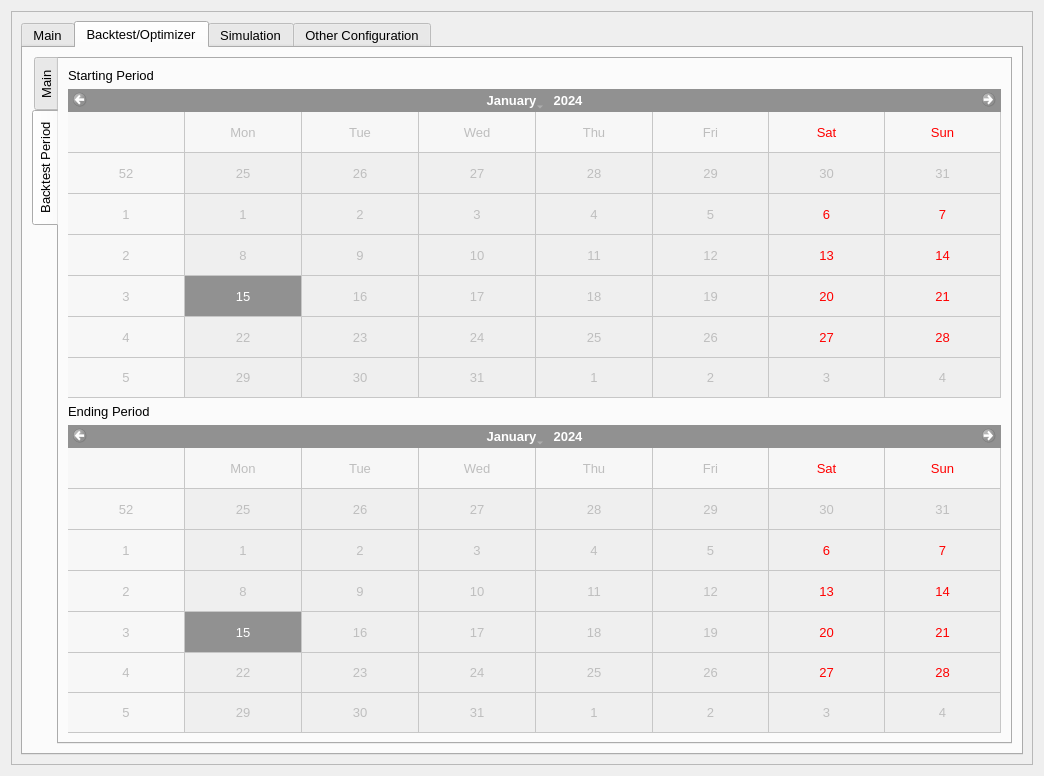
This is UI/configuration.ui in ZENALC/algobot as Qt 5 draws it before an edit. The edited form follows.
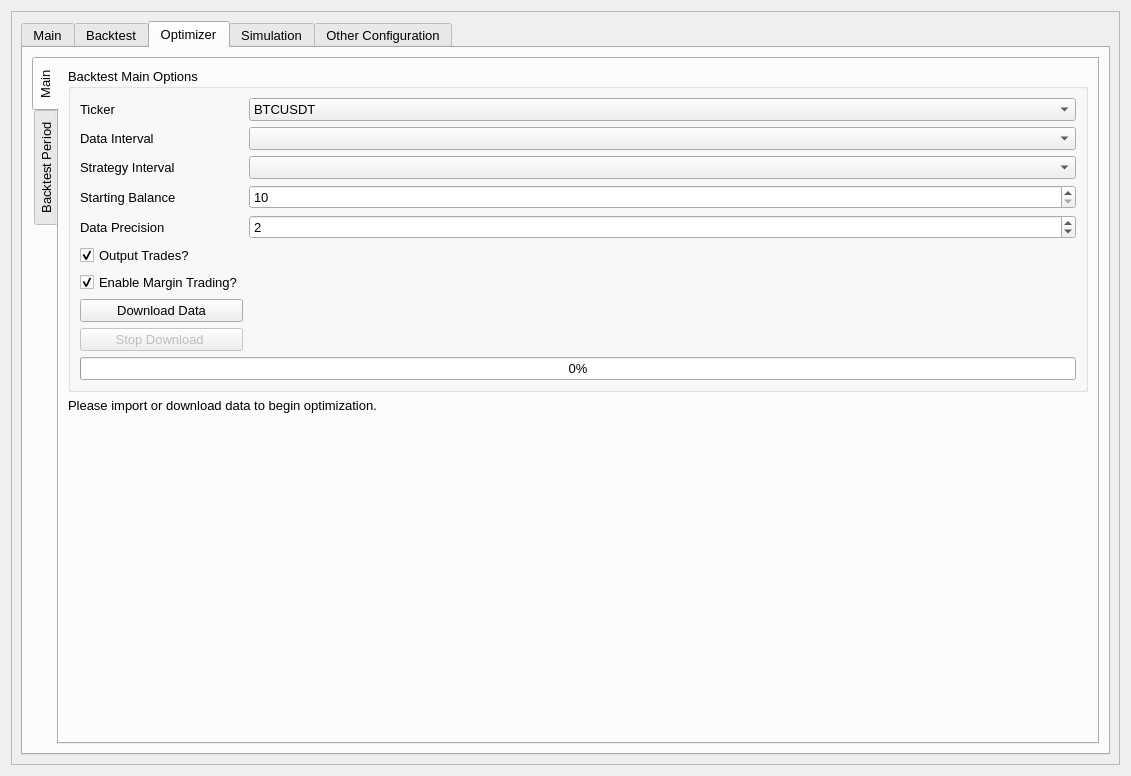
This is the edited form. The open tabs and pages were chosen to show the change.

Commit message: made an entire new tab for optimizer

```diff
--- a/UI/configuration.ui
+++ b/UI/configuration.ui
@@ -6,7 +6,7 @@
    <rect>
     <x>0</x>
     <y>0</y>
-    <width>1044</width>
+    <width>1131</width>
     <height>776</height>
    </rect>
   </property>
@@ -36,7 +36,7 @@
        <rect>
         <x>0</x>
         <y>0</y>
-        <width>1024</width>
+        <width>1111</width>
         <height>756</height>
        </rect>
       </property>
@@ -61,7 +61,7 @@
           </font>
          </property>
          <property name="currentIndex">
-          <number>1</number>
+          <number>2</number>
          </property>
          <property name="movable">
           <bool>false</bool>
@@ -559,7 +559,7 @@
          </widget>
          <widget class="QWidget" name="backtestTab">
           <attribute name="title">
-           <string>Backtest/Optimizer</string>
+           <string>Backtest</string>
           </attribute>
           <layout class="QGridLayout" name="gridLayout_21">
            <item row="0" column="0">
@@ -990,6 +990,350 @@
            </item>
           </layout>
          </widget>
+         <widget class="QWidget" name="optimizerTab">
+          <attribute name="title">
+           <string>Optimizer</string>
+          </attribute>
+          <layout class="QGridLayout" name="gridLayout_3">
+           <item row="0" column="0">
+            <widget class="QTabWidget" name="optimizerConfigurationTabWidget">
+             <property name="font">
+              <font>
+               <pointsize>10</pointsize>
+              </font>
+             </property>
+             <property name="tabPosition">
+              <enum>QTabWidget::West</enum>
+             </property>
+             <property name="tabShape">
+              <enum>QTabWidget::Rounded</enum>
+             </property>
+             <property name="currentIndex">
+              <number>0</number>
+             </property>
+             <property name="movable">
+              <bool>true</bool>
+             </property>
+             <widget class="QWidget" name="optimizerMainTab">
+              <attribute name="title">
+               <string>Main</string>
+              </attribute>
+              <layout class="QGridLayout" name="gridLayout_17">
+               <item row="0" column="0">
+                <widget class="QGroupBox" name="optimizerMainOptionsGroupBox">
+                 <property name="sizePolicy">
+                  <sizepolicy hsizetype="Preferred" vsizetype="Maximum">
+                   <horstretch>0</horstretch>
+                   <verstretch>0</verstretch>
+                  </sizepolicy>
+                 </property>
+                 <property name="title">
+                  <string>Backtest Main Options</string>
+                 </property>
+                 <layout class="QGridLayout" name="gridLayout_9">
+                  <item row="1" column="0">
+                   <widget class="QLabel" name="optimizerTickerLabel">
+                    <property name="sizePolicy">
+                     <sizepolicy hsizetype="Fixed" vsizetype="Preferred">
+                      <horstretch>0</horstretch>
+                      <verstretch>0</verstretch>
+                     </sizepolicy>
+                    </property>
+                    <property name="font">
+                     <font>
+                      <pointsize>10</pointsize>
+                     </font>
+                    </property>
+                    <property name="text">
+                     <string>Ticker</string>
+                    </property>
+                   </widget>
+                  </item>
+                  <item row="1" column="1" colspan="2">
+                   <widget class="QComboBox" name="optimizerTickerComboBox">
+                    <property name="sizePolicy">
+                     <sizepolicy hsizetype="Preferred" vsizetype="Fixed">
+                      <horstretch>0</horstretch>
+                      <verstretch>0</verstretch>
+                     </sizepolicy>
+                    </property>
+                    <property name="font">
+                     <font>
+                      <pointsize>10</pointsize>
+                     </font>
+                    </property>
+                    <item>
+                     <property name="text">
+                      <string>BTCUSDT</string>
+                     </property>
+                    </item>
+                   </widget>
+                  </item>
+                  <item row="3" column="0">
+                   <widget class="QLabel" name="optimizerStrategyIntervalLabel">
+                    <property name="text">
+                     <string>Strategy Interval</string>
+                    </property>
+                   </widget>
+                  </item>
+                  <item row="4" column="1" colspan="2">
+                   <widget class="QSpinBox" name="optimizerStartingBalanceSpinBox">
+                    <property name="minimum">
+                     <number>10</number>
+                    </property>
+                    <property name="maximum">
+                     <number>1000000</number>
+                    </property>
+                   </widget>
+                  </item>
+                  <item row="2" column="1" colspan="2">
+                   <widget class="QComboBox" name="optimizerIntervalComboBox">
+                    <property name="font">
+                     <font>
+                      <pointsize>10</pointsize>
+                     </font>
+                    </property>
+                    <property name="currentText">
+                     <string/>
+                    </property>
+                   </widget>
+                  </item>
+                  <item row="2" column="0">
+                   <widget class="QLabel" name="optimizerDateIntervalLabel">
+                    <property name="sizePolicy">
+                     <sizepolicy hsizetype="Fixed" vsizetype="Preferred">
+                      <horstretch>0</horstretch>
+                      <verstretch>0</verstretch>
+                     </sizepolicy>
+                    </property>
+                    <property name="font">
+                     <font>
+                      <pointsize>10</pointsize>
+                     </font>
+                    </property>
+                    <property name="text">
+                     <string>Data Interval</string>
+                    </property>
+                   </widget>
+                  </item>
+                  <item row="4" column="0">
+                   <widget class="QLabel" name="optimizerStartingBalance">
+                    <property name="text">
+                     <string>Starting Balance</string>
+                    </property>
+                   </widget>
+                  </item>
+                  <item row="5" column="0">
+                   <widget class="QLabel" name="optimizerPrecisionLabel">
+                    <property name="text">
+                     <string>Data Precision</string>
+                    </property>
+                   </widget>
+                  </item>
+                  <item row="5" column="1" colspan="2">
+                   <widget class="QSpinBox" name="optimizerPrecisionSpinBox">
+                    <property name="minimum">
+                     <number>1</number>
+                    </property>
+                    <property name="maximum">
+                     <number>20</number>
+                    </property>
+                    <property name="value">
+                     <number>2</number>
+                    </property>
+                   </widget>
+                  </item>
+                  <item row="6" column="0">
+                   <widget class="QCheckBox" name="optimizerOutputTradesCheckBox">
+                    <property name="toolTip">
+                     <string>If a backtest has a lot of trades, it can take a while to open the file. If you're just interested in the results and not the trades, untick this.</string>
+                    </property>
+                    <property name="text">
+                     <string>Output Trades?</string>
+                    </property>
+                    <property name="checked">
+                     <bool>true</bool>
+                    </property>
+                   </widget>
+                  </item>
+                  <item row="17" column="0" colspan="3">
+                   <widget class="QProgressBar" name="optimizerDownloadProgressBar">
+                    <property name="value">
+                     <number>0</number>
+                    </property>
+                   </widget>
+                  </item>
+                  <item row="11" column="1">
+                   <widget class="QLabel" name="optimizerCopyLabel">
+                    <property name="text">
+                     <string/>
+                    </property>
+                   </widget>
+                  </item>
+                  <item row="16" column="1">
+                   <widget class="QLabel" name="optimizerDownloadLabel">
+                    <property name="text">
+                     <string/>
+                    </property>
+                   </widget>
+                  </item>
+                  <item row="16" column="0">
+                   <widget class="QPushButton" name="optimizerStopDownloadButton">
+                    <property name="enabled">
+                     <bool>false</bool>
+                    </property>
+                    <property name="text">
+                     <string>Stop Download </string>
+                    </property>
+                    <property name="autoDefault">
+                     <bool>false</bool>
+                    </property>
+                   </widget>
+                  </item>
+                  <item row="7" column="0">
+                   <widget class="QCheckBox" name="optimizerMarginTradingCheckBox">
+                    <property name="toolTip">
+                     <string>If you don't want to simulate margin trading, untick this.</string>
+                    </property>
+                    <property name="text">
+                     <string>Enable Margin Trading?</string>
+                    </property>
+                    <property name="checked">
+                     <bool>true</bool>
+                    </property>
+                   </widget>
+                  </item>
+                  <item row="3" column="1" colspan="2">
+                   <widget class="QComboBox" name="optimizerStrategyIntervalCombobox">
+                    <property name="font">
+                     <font>
+                      <pointsize>10</pointsize>
+                     </font>
+                    </property>
+                    <property name="currentText">
+                     <string/>
+                    </property>
+                   </widget>
+                  </item>
+                  <item row="11" column="0">
+                   <widget class="QPushButton" name="optimizerDownloadDataButton">
+                    <property name="sizePolicy">
+                     <sizepolicy hsizetype="Preferred" vsizetype="Fixed">
+                      <horstretch>0</horstretch>
+                      <verstretch>0</verstretch>
+                     </sizepolicy>
+                    </property>
+                    <property name="font">
+                     <font>
+                      <pointsize>10</pointsize>
+                     </font>
+                    </property>
+                    <property name="text">
+                     <string>Download Data</string>
+                    </property>
+                    <property name="autoDefault">
+                     <bool>false</bool>
+                    </property>
+                   </widget>
+                  </item>
+                 </layout>
+                </widget>
+               </item>
+               <item row="1" column="0">
+                <widget class="QLabel" name="optimizerInfoLabel">
+                 <property name="font">
+                  <font>
+                   <pointsize>10</pointsize>
+                  </font>
+                 </property>
+                 <property name="text">
+                  <string>Please import or download data to begin optimization.</string>
+                 </property>
+                 <property name="alignment">
+                  <set>Qt::AlignLeading|Qt::AlignLeft|Qt::AlignVCenter</set>
+                 </property>
+                 <property name="wordWrap">
+                  <bool>false</bool>
+                 </property>
+                </widget>
+               </item>
+               <item row="2" column="0">
+                <widget class="QLabel" name="optimizerDataLabel">
+                 <property name="text">
+                  <string/>
+                 </property>
+                </widget>
+               </item>
+               <item row="3" column="0">
+                <spacer name="verticalSpacer_8">
+                 <property name="orientation">
+                  <enum>Qt::Vertical</enum>
+                 </property>
+                 <property name="sizeHint" stdset="0">
+                  <size>
+                   <width>20</width>
+                   <height>40</height>
+                  </size>
+                 </property>
+                </spacer>
+               </item>
+              </layout>
+             </widget>
+             <widget class="QWidget" name="optimizerDateTab">
+              <attribute name="title">
+               <string>Backtest Period</string>
+              </attribute>
+              <layout class="QVBoxLayout" name="verticalLayout_3">
+               <item>
+                <widget class="QLabel" name="optimizerStartingPeriodLabel">
+                 <property name="text">
+                  <string>Starting Period</string>
+                 </property>
+                </widget>
+               </item>
+               <item>
+                <widget class="QCalendarWidget" name="optimizerStartDate">
+                 <property name="enabled">
+                  <bool>false</bool>
+                 </property>
+                 <property name="minimumDate">
+                  <date>
+                   <year>2015</year>
+                   <month>9</month>
+                   <day>14</day>
+                  </date>
+                 </property>
+                 <property name="gridVisible">
+                  <bool>true</bool>
+                 </property>
+                </widget>
+               </item>
+               <item>
+                <widget class="QLabel" name="optimizerEndingPeriodLabel">
+                 <property name="text">
+                  <string>Ending Period</string>
+                 </property>
+                </widget>
+               </item>
+               <item>
+                <widget class="QCalendarWidget" name="optimizerEndDate">
+                 <property name="enabled">
+                  <bool>false</bool>
+                 </property>
+                 <property name="gridVisible">
+                  <bool>true</bool>
+                 </property>
+                 <property name="selectionMode">
+                  <enum>QCalendarWidget::SingleSelection</enum>
+                 </property>
+                </widget>
+               </item>
+              </layout>
+             </widget>
+            </widget>
+           </item>
+          </layout>
+         </widget>
          <widget class="QWidget" name="simulationWidget">
           <attribute name="title">
            <string>Simulation</string>
```
Left out of the diff: 2 changed lines with no effect on the pictures. The commit also changes 5 other files.
